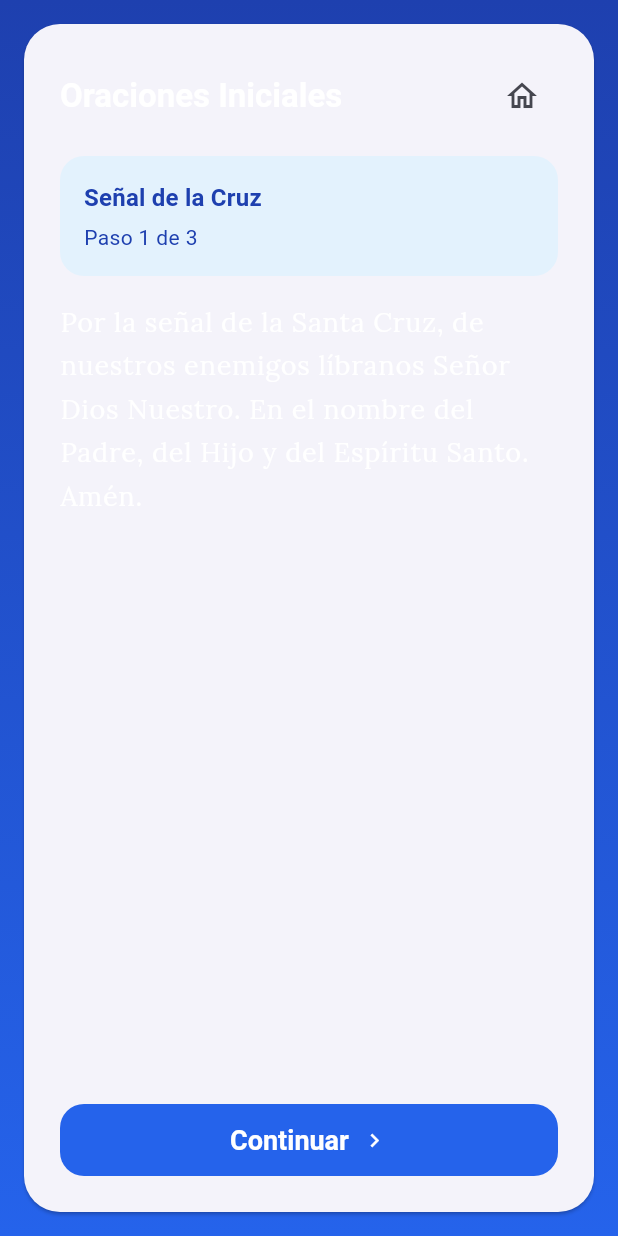
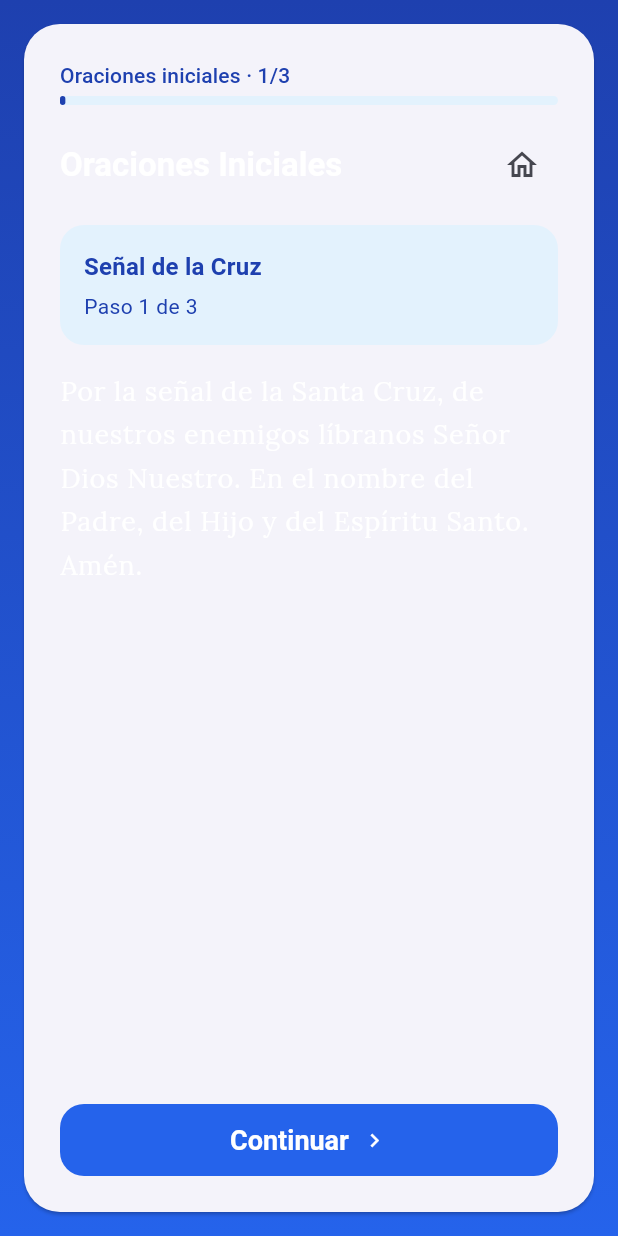
Before and after one commit to alejandrov1/app-resar-rosario, a Flutter app: the screen it shows after launch, after a tap on "Comenzar a Rezar", on a phone screen of 412 x 824 dp. Run offline on Flutter 3.47's test engine with Material 3 defaults, Android fonts, the phone set to English and light mode, and no system bars; our stand-ins replace flutter_local_notifications, flutter_timezone, package_info_plus, shared_preferences, timezone.

Commit message:
feat: progreso visible del rosario
Etiqueta 'Misterio 2/5 · Ave María 4/10' y barra de avance global, anunciadas al lector de pantalla.

Co-Authored-By: Claude Opus 5.5 <noreply@anthropic.com>

Co-Authored-By: Claude Haiku 5.5 <noreply@anthropic.com>

```diff
--- a/lib/screens/rezo_screen.dart
+++ b/lib/screens/rezo_screen.dart
@@ -9,6 +9,7 @@ import '../theme/app_tokens.dart';
 import '../theme/seccion_colores.dart';
 import '../widgets/paso_oracion_layout.dart';
 import '../widgets/letanias_widget.dart';
+import '../widgets/progreso_rosario.dart';
 import '../widgets/rosary_beads_widget.dart';
 
 /// Pantalla única para todo el recorrido del rosario.
@@ -33,6 +34,7 @@ class RezoScreen extends StatelessWidget {
         colores: colores,
         titulo: tituloDelPaso(paso, sesion.tipoMisterio),
         encabezado: _Encabezado(paso: paso, sesion: sesion, colores: colores),
+        progreso: ProgresoRosario(paso: paso, progreso: sesion.progreso, colores: colores),
         contenido: _Contenido(paso: paso, sesion: sesion, colores: colores),
         onAnterior: sesion.indice > 0 ? sesion.anterior : null,
         onSiguiente: () {
@@ -124,12 +126,6 @@ class _Contenido extends StatelessWidget {
         ],
         if (repeticion != null) ...[
           RosaryBeadsWidget(current: repeticion, total: paso.oracion.count!),
-          const SizedBox(height: AppTokens.espacioS),
-          Text(
-            'Ave María ${repeticion + 1} de ${paso.oracion.count}',
-            textAlign: TextAlign.center,
-            style: textos.labelLarge?.copyWith(color: colores.acento),
-          ),
           const SizedBox(height: AppTokens.espacioM),
         ],
         if (paso.oracion.type == 'letanias')
--- /dev/null
+++ b/lib/widgets/progreso_rosario.dart
@@ -0,0 +1,48 @@
+import 'package:flutter/material.dart';
+
+import '../logic/rosario_session.dart';
+import '../models/prayer_models.dart';
+import '../theme/app_tokens.dart';
+import '../theme/seccion_colores.dart';
+
+/// Texto corto que dice en qué parte del rosario se va.
+String etiquetaProgreso(PasoRosario paso) => switch (paso.seccion) {
+      SeccionRosario.iniciales => 'Oraciones iniciales · ${paso.indiceEnSeccion + 1}/${paso.totalEnSeccion}',
+      SeccionRosario.misterio => paso.repeticion == null
+          ? 'Misterio ${paso.misterio! + 1}/$misteriosPorRosario'
+          : 'Misterio ${paso.misterio! + 1}/$misteriosPorRosario · '
+              'Ave María ${paso.repeticion! + 1}/${paso.oracion.count}',
+      SeccionRosario.finales => 'Oraciones finales · ${paso.indiceEnSeccion + 1}/${paso.totalEnSeccion}',
+    };
+
+/// Etiqueta y barra con el avance del rosario completo.
+class ProgresoRosario extends StatelessWidget {
+  const ProgresoRosario({super.key, required this.paso, required this.progreso, required this.colores});
+
+  final PasoRosario paso;
+  final double progreso;
+  final SeccionColores colores;
+
+  @override
+  Widget build(BuildContext context) {
+    final etiqueta = etiquetaProgreso(paso);
+    return Semantics(
+      label: 'Progreso del rosario: $etiqueta, ${(progreso * 100).round()} por ciento',
+      excludeSemantics: true,
+      child: Column(
+        crossAxisAlignment: CrossAxisAlignment.stretch,
+        children: [
+          Text(etiqueta, style: Theme.of(context).textTheme.labelLarge?.copyWith(color: colores.acento)),
+          const SizedBox(height: AppTokens.espacioXS),
+          LinearProgressIndicator(
+            value: progreso,
+            minHeight: 6,
+            borderRadius: BorderRadius.circular(AppTokens.radioS),
+            color: colores.acento,
+            backgroundColor: colores.suave,
+          ),
+        ],
+      ),
+    );
+  }
+}
```
Also changed, not shown: 2 other files.
